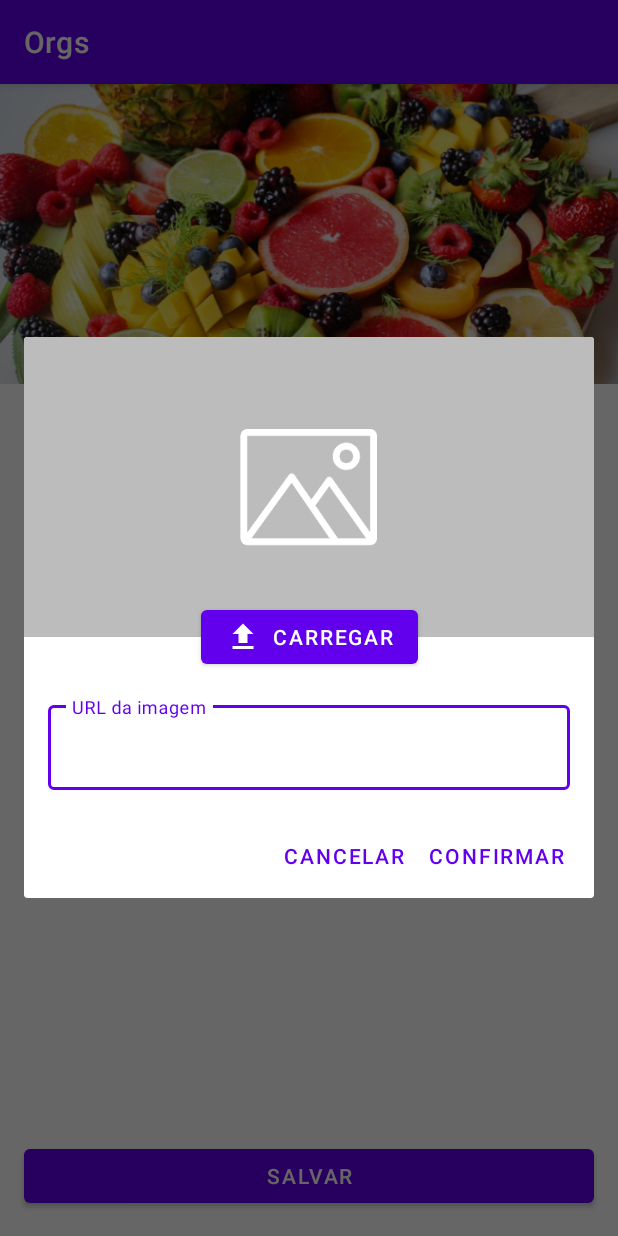
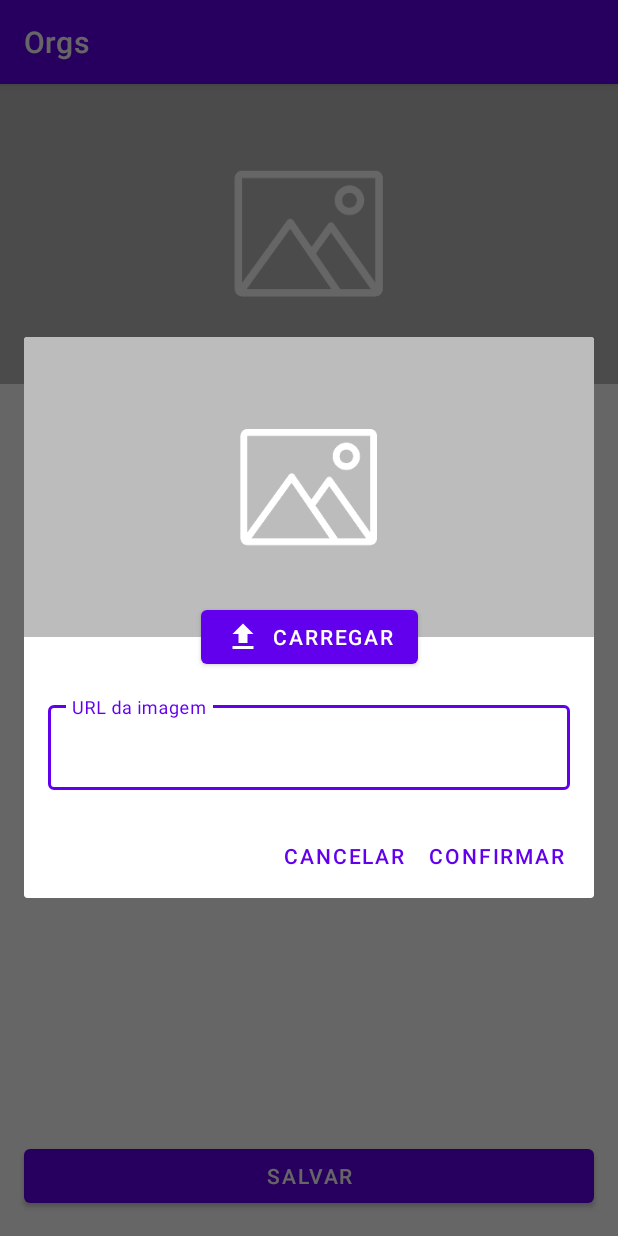
Before and after one commit to Pardiniii/Orgs, an Android app: the FormularioProdutoActivity screen opened directly, with no data from a screen before it, after a tap on an icon or button, on a phone screen of 412 x 824 dp. Run offline under Robolectric (Android 15) with nearby library versions, the phone set to English and light mode, and no system bars.

Commit message:
adicionando imagem de erro e placeholder, delegando responsabilidades

```diff
--- a/app/src/main/java/com/gustavo/orgs/ui/activity/FormularioProdutoActivity.kt
+++ b/app/src/main/java/com/gustavo/orgs/ui/activity/FormularioProdutoActivity.kt
@@ -11,7 +11,9 @@ import com.gustavo.orgs.R
 import com.gustavo.orgs.dao.ProdutosDAO
 import com.gustavo.orgs.databinding.ActivityFormularioProdutoBinding
 import com.gustavo.orgs.databinding.FormularioImagemBinding
+import com.gustavo.orgs.extensions.tentaCarregarImagem
 import com.gustavo.orgs.model.Produto
+import com.gustavo.orgs.ui.dialog.FormularioImagemDialog
 import java.math.BigDecimal
 
 class FormularioProdutoActivity : AppCompatActivity() {
@@ -27,22 +29,11 @@ class FormularioProdutoActivity : AppCompatActivity() {
         configuraBotaoSalvar()
 
         binding.fomrularioProdutoImagem.setOnClickListener{
-            val bindingFormularioImagem = FormularioImagemBinding.inflate(layoutInflater)
-            bindingFormularioImagem.formularioImagemBtnCarregar.setOnClickListener{
-                val url = bindingFormularioImagem.formularioImagemUrl.text.toString()
-                bindingFormularioImagem.formularioImagemImageview.load(url)
+            FormularioImagemDialog(this).mostra{
+                imagem ->
+                url = imagem
+                binding.fomrularioProdutoImagem.tentaCarregarImagem(url)
             }
-
-            AlertDialog.Builder(this)
-                .setView(bindingFormularioImagem.root)
-                .setPositiveButton("Confirmar") {_, _ ->
-                    url = bindingFormularioImagem.formularioImagemUrl.text.toString()
-                    binding.fomrularioProdutoImagem.load(url)
-                }
-                .setNegativeButton("Cancelar") {_, _ ->
-
-                }
-                .show()
 
         }
 
@@ -53,8 +44,6 @@ class FormularioProdutoActivity : AppCompatActivity() {
         val dao = ProdutosDAO()
         botaoSalvarFormulario.setOnClickListener {
             val produtoCriado = criaProduto()
-
-
             dao.addProduto(produtoCriado)
             finish()
         }
--- /dev/null
+++ b/app/src/main/java/com/gustavo/orgs/ui/dialog/FormularioImagemDialog.kt
@@ -0,0 +1,29 @@
+package com.gustavo.orgs.ui.dialog
+
+import android.content.Context
+import android.view.LayoutInflater
+import androidx.appcompat.app.AlertDialog
+import com.gustavo.orgs.databinding.FormularioImagemBinding
+import com.gustavo.orgs.extensions.tentaCarregarImagem
+
+class FormularioImagemDialog(private val context: Context) {
+
+    fun mostra(quandoImagemCarregada: (imagem: String) -> Unit){
+        val binding = FormularioImagemBinding.inflate(LayoutInflater.from(context))
+        binding.formularioImagemBtnCarregar.setOnClickListener{
+            val url = binding.formularioImagemUrl.text.toString()
+            binding.formularioImagemImageview.tentaCarregarImagem(url)
+        }
+
+        AlertDialog.Builder(context)
+            .setView(binding.root)
+            .setPositiveButton("Confirmar") {_, _ ->
+                val url = binding.formularioImagemUrl.text.toString()
+                quandoImagemCarregada(url)
+            }
+            .setNegativeButton("Cancelar") {_, _ ->
+
+            }
+            .show()
+    }
+}
--- /dev/null
+++ b/app/src/main/res/drawable/placeholder.xml
@@ -0,0 +1,6 @@
+<?xml version="1.0" encoding="utf-8"?>
+<shape xmlns:android="http://schemas.android.com/apk/res/android"
+    android:shape="rectangle">
+    <solid android:color="#bcbcbcbc"/>
+
+</shape>
--- a/app/src/main/res/layout/activity_formulario_produto.xml
+++ b/app/src/main/res/layout/activity_formulario_produto.xml
@@ -17,7 +17,7 @@
             android:layout_width="0dp"
             android:layout_height="200dp"
             android:scaleType="centerCrop"
-            android:src="@drawable/produto_1"
+            android:src="@drawable/imagem_padrao"
             app:layout_constraintBottom_toBottomOf="@id/formulario_produto_textinput_nome"
             app:layout_constraintEnd_toEndOf="parent"
             app:layout_constraintStart_toStartOf="parent"
```
Also changed, not shown: app/src/main/java/com/gustavo/orgs/extensions/ImageViewExtensions.kt (added, +13 -0 lines), app/src/main/java/com/gustavo/orgs/ui/recyclerview/adapter/ListaProdutosAdapter.kt (+12 -1 lines), app/src/main/res/drawable-hdpi/erro.png (added), app/src/main/res/drawable-ldpi/erro.png (added), app/src/main/res/drawable-mdpi/erro.png (added), app/src/main/res/drawable-xhdpi/erro.png (added), app/src/main/res/drawable-xxhdpi/erro.png (added), app/src/main/res/drawable-xxxhdpi/erro.png (added).
